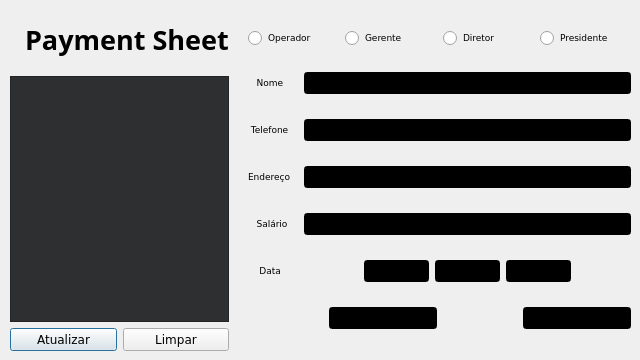
Above: bin/finaledit.ui from NBrcS/Payroll-System before the change. Below: the same form after it.
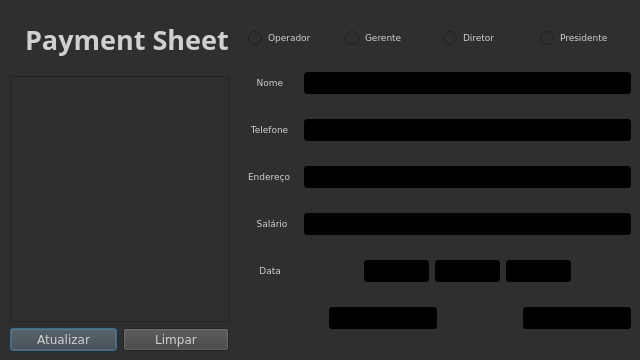
That is the form after the change.

Commit message: comentarios extras nos metodos

Diff of the .ui file:
```diff
--- a/bin/finaledit.ui
+++ b/bin/finaledit.ui
@@ -30,15 +30,423 @@
   </property>
   <property name="palette">
    <palette>
-    <active/>
-    <inactive/>
-    <disabled/>
+    <active>
+     <colorrole role="WindowText">
+      <brush brushstyle="SolidPattern">
+       <color alpha="255">
+        <red>255</red>
+        <green>255</green>
+        <blue>255</blue>
+       </color>
+      </brush>
+     </colorrole>
+     <colorrole role="Button">
+      <brush brushstyle="SolidPattern">
+       <color alpha="255">
+        <red>85</red>
+        <green>85</green>
+        <blue>127</blue>
+       </color>
+      </brush>
+     </colorrole>
+     <colorrole role="Light">
+      <brush brushstyle="SolidPattern">
+       <color alpha="255">
+        <red>127</red>
+        <green>127</green>
+        <blue>190</blue>
+       </color>
+      </brush>
+     </colorrole>
+     <colorrole role="Midlight">
+      <brush brushstyle="SolidPattern">
+       <color alpha="255">
+        <red>106</red>
+        <green>106</green>
+        <blue>158</blue>
+       </color>
+      </brush>
+     </colorrole>
+     <colorrole role="Dark">
+      <brush brushstyle="SolidPattern">
+       <color alpha="255">
+        <red>42</red>
+        <green>42</green>
+        <blue>63</blue>
+       </color>
+      </brush>
+     </colorrole>
+     <colorrole role="Mid">
+      <brush brushstyle="SolidPattern">
+       <color alpha="255">
+        <red>57</red>
+        <green>57</green>
+        <blue>85</blue>
+       </color>
+      </brush>
+     </colorrole>
+     <colorrole role="Text">
+      <brush brushstyle="SolidPattern">
+       <color alpha="255">
+        <red>255</red>
+        <green>255</green>
+        <blue>255</blue>
+       </color>
+      </brush>
+     </colorrole>
+     <colorrole role="BrightText">
+      <brush brushstyle="SolidPattern">
+       <color alpha="255">
+        <red>255</red>
+        <green>255</green>
+        <blue>255</blue>
+       </color>
+      </brush>
+     </colorrole>
+     <colorrole role="ButtonText">
+      <brush brushstyle="SolidPattern">
+       <color alpha="255">
+        <red>0</red>
+        <green>0</green>
+        <blue>0</blue>
+       </color>
+      </brush>
+     </colorrole>
+     <colorrole role="Base">
+      <brush brushstyle="SolidPattern">
+       <color alpha="255">
+        <red>0</red>
+        <green>0</green>
+        <blue>0</blue>
+       </color>
+      </brush>
+     </colorrole>
+     <colorrole role="Window">
+      <brush brushstyle="SolidPattern">
+       <color alpha="255">
+        <red>35</red>
+        <green>35</green>
+        <blue>52</blue>
+       </color>
+      </brush>
+     </colorrole>
+     <colorrole role="Shadow">
+      <brush brushstyle="SolidPattern">
+       <color alpha="255">
+        <red>0</red>
+        <green>0</green>
+        <blue>0</blue>
+       </color>
+      </brush>
+     </colorrole>
+     <colorrole role="AlternateBase">
+      <brush brushstyle="SolidPattern">
+       <color alpha="255">
+        <red>42</red>
+        <green>42</green>
+        <blue>63</blue>
+       </color>
+      </brush>
+     </colorrole>
+     <colorrole role="ToolTipBase">
+      <brush brushstyle="SolidPattern">
+       <color alpha="255">
+        <red>255</red>
+        <green>255</green>
+        <blue>220</blue>
+       </color>
+      </brush>
+     </colorrole>
+     <colorrole role="ToolTipText">
+      <brush brushstyle="SolidPattern">
+       <color alpha="255">
+        <red>0</red>
+        <green>0</green>
+        <blue>0</blue>
+       </color>
+      </brush>
+     </colorrole>
+    </active>
+    <inactive>
+     <colorrole role="WindowText">
+      <brush brushstyle="SolidPattern">
+       <color alpha="255">
+        <red>208</red>
+        <green>208</green>
+        <blue>208</blue>
+       </color>
+      </brush>
+     </colorrole>
+     <colorrole role="Button">
+      <brush brushstyle="SolidPattern">
+       <color alpha="255">
+        <red>64</red>
+        <green>65</green>
+        <blue>66</blue>
+       </color>
+      </brush>
+     </colorrole>
+     <colorrole role="Light">
+      <brush brushstyle="SolidPattern">
+       <color alpha="255">
+        <red>255</red>
+        <green>255</green>
+        <blue>255</blue>
+       </color>
+      </brush>
+     </colorrole>
+     <colorrole role="Midlight">
+      <brush brushstyle="SolidPattern">
+       <color alpha="255">
+        <red>227</red>
+        <green>227</green>
+        <blue>227</blue>
+       </color>
+      </brush>
+     </colorrole>
+     <colorrole role="Dark">
+      <brush brushstyle="SolidPattern">
+       <color alpha="255">
+        <red>64</red>
+        <green>65</green>
+        <blue>66</blue>
+       </color>
+      </brush>
+     </colorrole>
+     <colorrole role="Mid">
+      <brush brushstyle="SolidPattern">
+       <color alpha="255">
+        <red>160</red>
+        <green>160</green>
+        <blue>160</blue>
+       </color>
+      </brush>
+     </colorrole>
+     <colorrole role="Text">
+      <brush brushstyle="SolidPattern">
+       <color alpha="255">
+        <red>208</red>
+        <green>208</green>
+        <blue>208</blue>
+       </color>
+      </brush>
+     </colorrole>
+     <colorrole role="BrightText">
+      <brush brushstyle="SolidPattern">
+       <color alpha="255">
+        <red>255</red>
+        <green>51</green>
+        <blue>51</blue>
+       </color>
+      </brush>
+     </colorrole>
+     <colorrole role="ButtonText">
+      <brush brushstyle="SolidPattern">
+       <color alpha="255">
+        <red>208</red>
+        <green>208</green>
+        <blue>208</blue>
+       </color>
+      </brush>
+     </colorrole>
+     <colorrole role="Base">
+      <brush brushstyle="SolidPattern">
+       <color alpha="255">
+        <red>46</red>
+        <green>47</green>
+        <blue>48</blue>
+       </color>
+      </brush>
+     </colorrole>
+     <colorrole role="Window">
+      <brush brushstyle="SolidPattern">
+       <color alpha="255">
+        <red>46</red>
+        <green>47</green>
+        <blue>48</blue>
+       </color>
+      </brush>
+     </colorrole>
+     <colorrole role="Shadow">
+      <brush brushstyle="SolidPattern">
+       <color alpha="255">
+        <red>105</red>
+        <green>105</green>
+        <blue>105</blue>
+       </color>
+      </brush>
+     </colorrole>
+     <colorrole role="AlternateBase">
+      <brush brushstyle="SolidPattern">
+       <color alpha="255">
+        <red>53</red>
+        <green>54</green>
+        <blue>55</blue>
+       </color>
+      </brush>
+     </colorrole>
+     <colorrole role="ToolTipBase">
+      <brush brushstyle="SolidPattern">
+       <color alpha="255">
+        <red>64</red>
+        <green>65</green>
+        <blue>66</blue>
+       </color>
+      </brush>
+     </colorrole>
+     <colorrole role="ToolTipText">
+      <brush brushstyle="SolidPattern">
+       <color alpha="255">
+        <red>208</red>
+        <green>208</green>
+        <blue>208</blue>
+       </color>
+      </brush>
+     </colorrole>
+    </inactive>
+    <disabled>
+     <colorrole role="WindowText">
+      <brush brushstyle="SolidPattern">
+       <color alpha="255">
+        <red>42</red>
+        <green>42</green>
+        <blue>63</blue>
+       </color>
+      </brush>
+     </colorrole>
+     <colorrole role="Button">
+      <brush brushstyle="SolidPattern">
+       <color alpha="255">
+        <red>85</red>
+        <green>85</green>
+        <blue>127</blue>
+       </color>
+      </brush>
+     </colorrole>
+     <colorrole role="Light">
+      <brush brushstyle="SolidPattern">
+       <color alpha="255">
+        <red>127</red>
+        <green>127</green>
+        <blue>190</blue>
+       </color>
+      </brush>
+     </colorrole>
+     <colorrole role="Midlight">
+      <brush brushstyle="SolidPattern">
+       <color alpha="255">
+        <red>106</red>
+        <green>106</green>
+        <blue>158</blue>
+       </color>
+      </brush>
+     </colorrole>
+     <colorrole role="Dark">
+      <brush brushstyle="SolidPattern">
+       <color alpha="255">
+        <red>42</red>
+        <green>42</green>
+        <blue>63</blue>
+       </color>
+      </brush>
+     </colorrole>
+     <colorrole role="Mid">
+      <brush brushstyle="SolidPattern">
+       <color alpha="255">
+        <red>57</red>
+        <green>57</green>
+        <blue>85</blue>
+       </color>
+      </brush>
+     </colorrole>
+     <colorrole role="Text">
+      <brush brushstyle="SolidPattern">
+       <color alpha="255">
+        <red>42</red>
+        <green>42</green>
+        <blue>63</blue>
+       </color>
+      </brush>
+     </colorrole>
+     <colorrole role="BrightText">
+      <brush brushstyle="SolidPattern">
+       <color alpha="255">
+        <red>255</red>
+        <green>255</green>
+        <blue>255</blue>
+       </color>
+      </brush>
+     </colorrole>
+     <colorrole role="ButtonText">
+      <brush brushstyle="SolidPattern">
+       <color alpha="255">
+        <red>42</red>
+        <green>42</green>
+        <blue>63</blue>
+       </color>
+      </brush>
+     </colorrole>
+     <colorrole role="Base">
+      <brush brushstyle="SolidPattern">
+       <color alpha="255">
+        <red>35</red>
+        <green>35</green>
+        <blue>52</blue>
+       </color>
+      </brush>
+     </colorrole>
+     <colorrole role="Window">
+      <brush brushstyle="SolidPattern">
+       <color alpha="255">
+        <red>35</red>
+        <green>35</green>
+        <blue>52</blue>
+       </color>
+      </brush>
+     </colorrole>
+     <colorrole role="Shadow">
+      <brush brushstyle="SolidPattern">
+       <color alpha="255">
+        <red>0</red>
+        <green>0</green>
+        <blue>0</blue>
+       </color>
+      </brush>
+     </colorrole>
+     <colorrole role="AlternateBase">
+      <brush brushstyle="SolidPattern">
+       <color alpha="255">
+        <red>53</red>
+        <green>54</green>
+        <blue>55</blue>
+       </color>
+      </brush>
+     </colorrole>
+     <colorrole role="ToolTipBase">
+      <brush brushstyle="SolidPattern">
+       <color alpha="255">
+        <red>64</red>
+        <green>65</green>
+        <blue>66</blue>
+       </color>
+      </brush>
+     </colorrole>
+     <colorrole role="ToolTipText">
+      <brush brushstyle="SolidPattern">
+       <color alpha="255">
+        <red>208</red>
+        <green>208</green>
+        <blue>208</blue>
+       </color>
+      </brush>
+     </colorrole>
+    </disabled>
    </palette>
   </property>
   <property name="windowTitle">
    <string>Dialog</string>
   </property>
-  <widget class="QWidget" name="">
+  <widget class="QWidget" name="layoutWidget">
    <property name="geometry">
     <rect>
      <x>10</x>
```
The commit also changes 2 other files.
